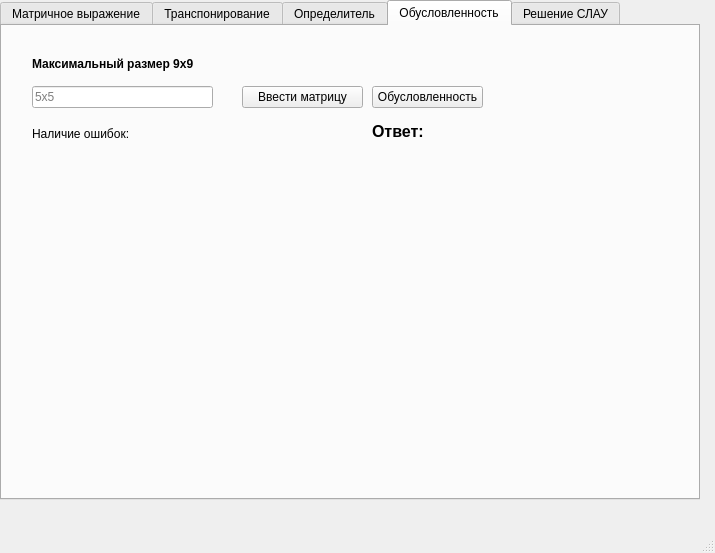
Above: calc_ui.ui from SMALA-comand/Matrix_calculator before the change. Below: the same form after it.
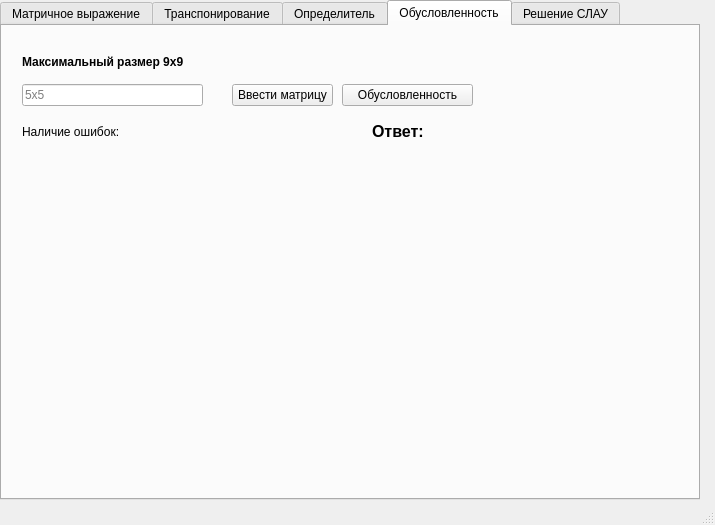
That is the form after the change. The open tabs and pages were chosen to show the change.

Commit message: Исправление мелочей

Diff of the .ui file:
```diff
--- a/calc_ui.ui
+++ b/calc_ui.ui
@@ -7,13 +7,19 @@
     <x>0</x>
     <y>0</y>
     <width>715</width>
-    <height>553</height>
+    <height>525</height>
    </rect>
   </property>
   <property name="minimumSize">
    <size>
     <width>715</width>
-    <height>550</height>
+    <height>525</height>
+   </size>
+  </property>
+  <property name="maximumSize">
+   <size>
+    <width>715</width>
+    <height>525</height>
    </size>
   </property>
   <property name="windowTitle">
@@ -274,8 +280,8 @@
      <widget class="QLineEdit" name="lineEdit_3">
       <property name="geometry">
        <rect>
-        <x>30</x>
-        <y>60</y>
+        <x>20</x>
+        <y>58</y>
         <width>181</width>
         <height>22</height>
        </rect>
@@ -299,9 +305,9 @@
      <widget class="QPushButton" name="pushButton_5">
       <property name="geometry">
        <rect>
-        <x>240</x>
-        <y>60</y>
-        <width>121</width>
+        <x>230</x>
+        <y>58</y>
+        <width>101</width>
         <height>22</height>
        </rect>
       </property>
@@ -315,9 +321,9 @@
      <widget class="QPushButton" name="pushButton_6">
       <property name="geometry">
        <rect>
-        <x>370</x>
-        <y>60</y>
-        <width>111</width>
+        <x>340</x>
+        <y>58</y>
+        <width>131</width>
         <height>22</height>
        </rect>
       </property>
@@ -331,8 +337,8 @@
      <widget class="QLabel" name="label_7">
       <property name="geometry">
        <rect>
-        <x>30</x>
-        <y>100</y>
+        <x>20</x>
+        <y>98</y>
         <width>211</width>
         <height>16</height>
        </rect>
@@ -344,8 +350,8 @@
      <widget class="QLabel" name="label_8">
       <property name="geometry">
        <rect>
-        <x>30</x>
-        <y>30</y>
+        <x>20</x>
+        <y>28</y>
         <width>181</width>
         <height>16</height>
        </rect>
```
Left out of the diff: 38 changed lines with no effect on the pictures. The commit also changes 1 other file.
